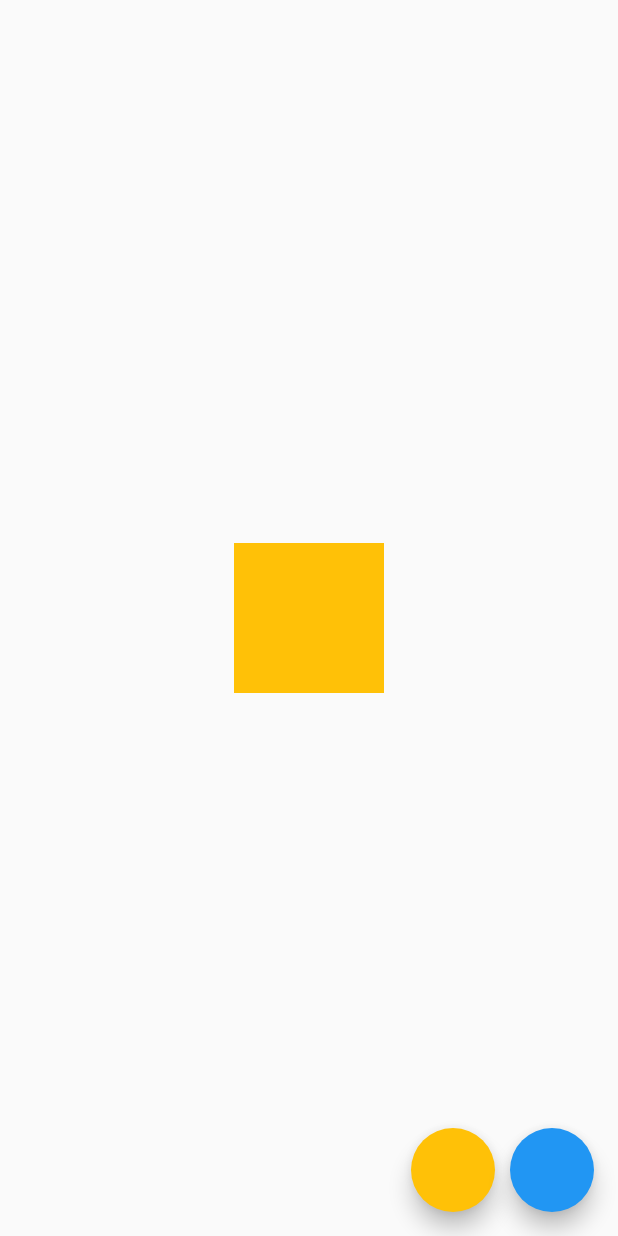
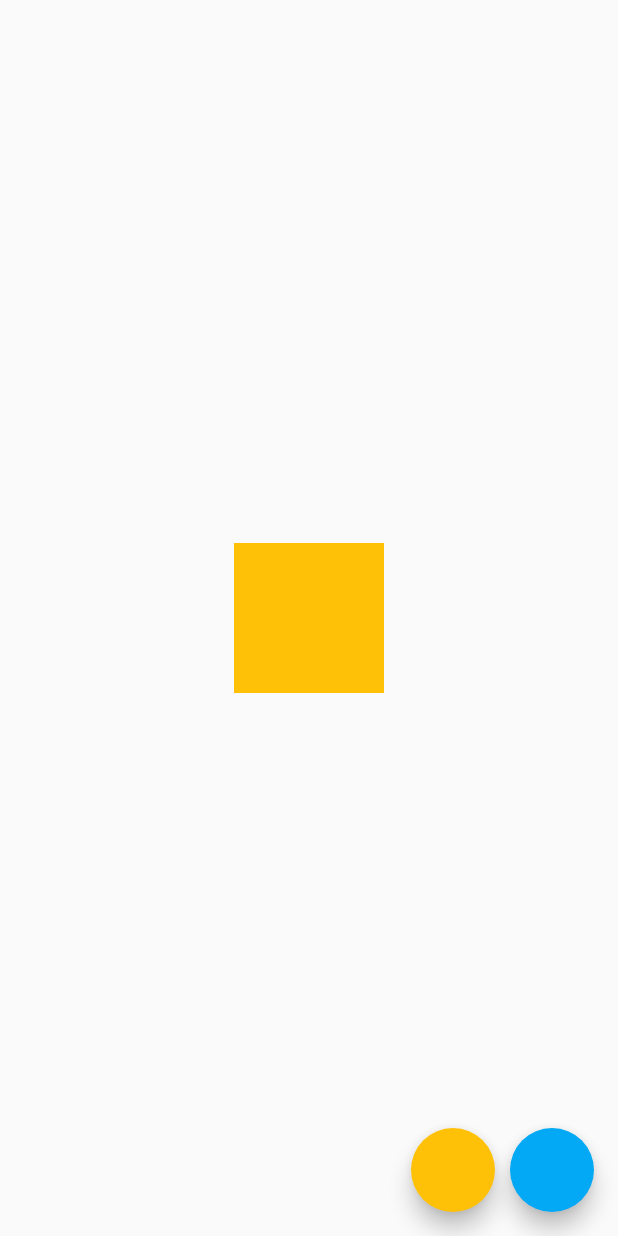
Before and after one commit to subhanassiddik/MyFlutterWidgetsLearn, a Flutter app: the screen it shows after launch, on a phone screen of 412 x 824 dp. Run offline on Flutter 3.47's test engine with Material 2 defaults, Android fonts, the phone set to English and light mode, and no system bars; our stand-ins replace bloc, flutter_bloc, get, google_fonts.

Commit message:
state management : bloc with library v3.0.0

```diff
--- /dev/null
+++ b/lib/2_should_know/2_bloc/2_with_package/color_bloc.dart
@@ -0,0 +1,19 @@
+import 'package:flutter/material.dart';
+import 'package:bloc/bloc.dart';
+
+enum ColorEvent { to_amber, to_light_blue }
+
+class ColorBloc extends Bloc<ColorEvent, Color> {
+  Color _color = Colors.amber;
+
+  //initial state adalah state awal sebelum ada event
+  @override
+  Color get initialState => Colors.amber;
+
+  @override
+  Stream<Color> mapEventToState(ColorEvent event) async* {
+    _color = (event == ColorEvent.to_amber) ? Colors.amber : Colors.lightBlue;
+    //yield perintah untuk memasukkan data ke stream
+    yield _color;
+  }
+}
--- /dev/null
+++ b/lib/2_should_know/2_bloc/2_with_package/main.dart
@@ -0,0 +1,49 @@
+import 'package:flutter/material.dart';
+import 'package:flutter_bloc/flutter_bloc.dart';
+import 'package:flutter_widget_learn/2_should_know/2_bloc/2_with_package/color_bloc.dart';
+
+class BlocPackage extends StatelessWidget {
+  @override
+  Widget build(BuildContext context) {
+    return MaterialApp(
+      home: BlocProvider(
+        create: (context) => ColorBloc(),
+        child: MainPage(),
+      ),
+    );
+  }
+}
+
+class MainPage extends StatelessWidget {
+  @override
+  Widget build(BuildContext context) {
+    return Scaffold(
+      floatingActionButton: Row(
+        mainAxisAlignment: MainAxisAlignment.end,
+        children: <Widget>[
+          FloatingActionButton(
+              onPressed: () {
+                BlocProvider.of<ColorBloc>(context).add(ColorEvent.to_amber);
+              },
+              backgroundColor: Colors.amber),
+          SizedBox(width: 10),
+          FloatingActionButton(
+              onPressed: () {
+                BlocProvider.of<ColorBloc>(context)
+                    .add(ColorEvent.to_light_blue);
+              },
+              backgroundColor: Colors.lightBlue),
+        ],
+      ),
+      body: Center(
+        child: BlocBuilder<ColorBloc, Color>(
+          builder: (context, currentColor) => AnimatedContainer(
+              width: 100,
+              height: 100,
+              duration: Duration(microseconds: 100),
+              color: currentColor),
+        ),
+      ),
+    );
+  }
+}
--- a/lib/main.dart
+++ b/lib/main.dart
@@ -1,5 +1,6 @@
 import 'package:flutter/material.dart';
-import 'package:flutter_widget_learn/2_should_know/2_bloc/1_no_package/main.dart';
+import 'package:flutter_widget_learn/2_should_know/2_bloc/2_with_package/main.dart';
+// import 'package:flutter_widget_learn/2_should_know/2_bloc/1_no_package/main.dart';
 // import 'package:flutter_widget_learn/2_should_know/1_provider/2/main.dart';
 // import 'package:flutter_widget_learn/2_should_know/1_provider/1/1_main.dart';
 // import 'package:flutter_widget_learn/1_must_know/3_others/3_more_widgets/7_google_font.dart';
@@ -49,7 +50,8 @@ void main() {
     // GoogleFont(),
     // WidgetProvider(),
     // PackageMultiProvider(),
-    BlocProviderNoLibrary(),
+    // BlocProviderNoLibrary(),
+    BlocPackage(),
   );
 }
 
--- a/pubspec.yaml
+++ b/pubspec.yaml
@@ -18,15 +18,16 @@ publish_to: 'none' # Remove this line if you wish to publish to pub.dev
 version: 1.0.0+1
 
 environment:
-  sdk: ">=2.1.0 <3.0.0"
+  sdk: ">=2.10.0 <3.0.0"
 
 dependencies:
+  flutter_bloc: ^3.0.0
   cupertino_icons: ^1.0.2
   flutter:
     sdk: flutter
   get: ^3.4.2
   google_fonts: ^2.1.0
-  provider: ^4.0.0
+  # provider: ^4.0.0
 
 dev_dependencies:
   flutter_test:
```
Also changed, not shown: pubspec.lock.
